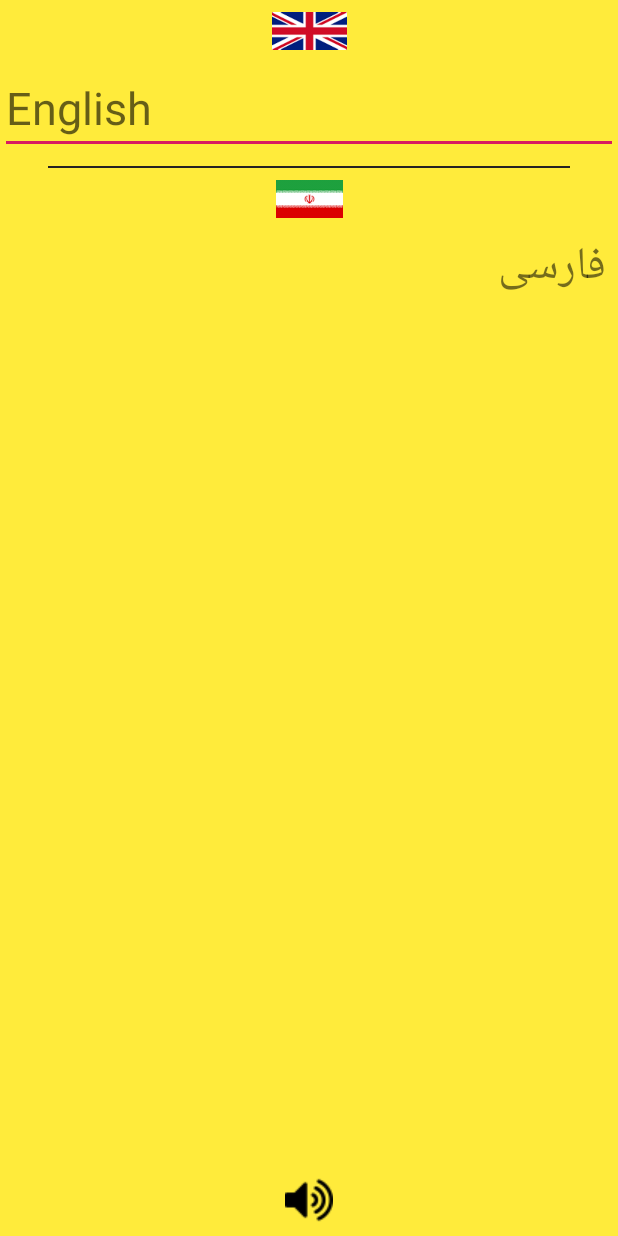
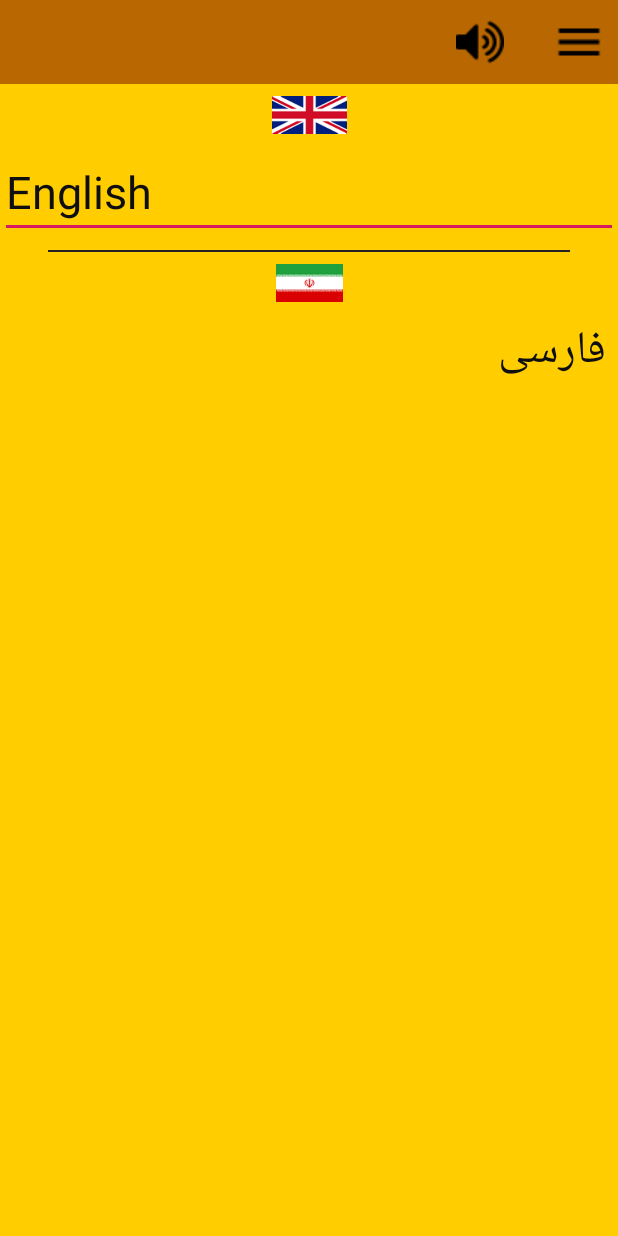
Before and after one commit to javadi92/DictionaryPlus, an Android app: the layout activity_main.xml on its own in the app's theme, with its tools: preview values and no code run, on a phone screen of 412 x 824 dp. Run offline under Robolectric (Android 15) with nearby library versions, the phone set to English and light mode, and no system bars.

Commit message:
add custom actionbar

```diff
--- a/app/src/main/java/com/javadi/dictionary/MainActivity.java
+++ b/app/src/main/java/com/javadi/dictionary/MainActivity.java
@@ -2,12 +2,18 @@ package com.javadi.dictionary;
 
 import android.support.v7.app.AppCompatActivity;
 import android.os.Bundle;
+import android.support.v7.widget.Toolbar;
 
 public class MainActivity extends AppCompatActivity {
+
+    Toolbar toolbar;
 
     @Override
     protected void onCreate(Bundle savedInstanceState) {
         super.onCreate(savedInstanceState);
         setContentView(R.layout.activity_main);
+
+        toolbar=(Toolbar)findViewById(R.id.toobar);
+        setSupportActionBar(toolbar);
     }
 }
--- a/app/src/main/res/layout/activity_main.xml
+++ b/app/src/main/res/layout/activity_main.xml
@@ -8,6 +8,56 @@
     android:background="@color/colorBackground"
     tools:context=".MainActivity">
 
+    <android.support.v7.widget.Toolbar
+        android:id="@+id/toobar"
+        android:layout_width="0dp"
+        android:layout_height="56dp"
+        android:background="@color/colorPrimary"
+        app:layout_constraintBottom_toBottomOf="parent"
+        app:layout_constraintEnd_toEndOf="parent"
+        app:layout_constraintStart_toStartOf="parent"
+        app:layout_constraintTop_toTopOf="parent"
+        app:layout_constraintVertical_bias="0.0">
+
+        <android.support.constraint.ConstraintLayout
+            android:layout_width="match_parent"
+            android:layout_height="match_parent">
+
+            <ImageView
+                android:id="@+id/imageView7"
+                android:layout_width="wrap_content"
+                android:layout_height="wrap_content"
+                android:layout_marginStart="8dp"
+                android:layout_marginTop="8dp"
+                android:layout_marginEnd="32dp"
+                android:layout_marginBottom="8dp"
+                android:src="@drawable/volume"
+                app:layout_constraintBottom_toBottomOf="parent"
+                app:layout_constraintEnd_toStartOf="@+id/imageView6"
+                app:layout_constraintHorizontal_bias="1.0"
+                app:layout_constraintStart_toStartOf="parent"
+                app:layout_constraintTop_toTopOf="parent" />
+
+            <ImageView
+                android:id="@+id/imageView6"
+                android:layout_width="wrap_content"
+                android:layout_height="wrap_content"
+                android:layout_marginStart="8dp"
+                android:layout_marginTop="8dp"
+                android:layout_marginEnd="8dp"
+                android:layout_marginBottom="8dp"
+                app:layout_constraintBottom_toBottomOf="parent"
+                app:layout_constraintEnd_toEndOf="parent"
+                app:layout_constraintHorizontal_bias="1.0"
+                app:layout_constraintStart_toStartOf="parent"
+                app:layout_constraintTop_toTopOf="parent"
+                app:srcCompat="@drawable/menu" />
+
+        </android.support.constraint.ConstraintLayout>
+    </android.support.v7.widget.Toolbar>
+
+
+
     <AutoCompleteTextView
         android:id="@+id/autoCompleteTextView"
         android:layout_width="0dp"
@@ -16,6 +66,8 @@
         android:layout_marginBottom="8dp"
         android:hint="@string/AutocompleteHint"
         android:textSize="@dimen/AutocompleteTextSize"
+        android:textColor="@color/TextColor"
+        android:textColorHint="@color/TextColor"
         app:layout_constraintBottom_toBottomOf="parent"
         app:layout_constraintEnd_toEndOf="parent"
         app:layout_constraintStart_toStartOf="parent"
@@ -31,7 +83,7 @@
         app:layout_constraintBottom_toBottomOf="parent"
         app:layout_constraintEnd_toEndOf="parent"
         app:layout_constraintStart_toStartOf="parent"
-        app:layout_constraintTop_toTopOf="parent"
+        app:layout_constraintTop_toBottomOf="@+id/toobar"
         app:layout_constraintVertical_bias="0.0"
         app:srcCompat="@drawable/england" />
 
@@ -69,17 +121,17 @@
     <ScrollView
         android:id="@+id/scrollView2"
         android:layout_width="0dp"
-        android:layout_height="0dp"
+        android:layout_height="wrap_content"
         android:layout_marginStart="8dp"
         android:layout_marginTop="8dp"
         android:layout_marginEnd="8dp"
         android:layout_marginBottom="8dp"
-        app:layout_constraintBottom_toTopOf="@+id/imageView3"
+        app:layout_constraintBottom_toBottomOf="parent"
         app:layout_constraintEnd_toEndOf="parent"
         app:layout_constraintHorizontal_bias="0.0"
         app:layout_constraintStart_toStartOf="parent"
         app:layout_constraintTop_toBottomOf="@+id/imageView2"
-        app:layout_constraintVertical_bias="1.0">
+        app:layout_constraintVertical_bias="0.0">
 
         <LinearLayout
             android:layout_width="match_parent"
@@ -90,23 +142,9 @@
                 android:layout_width="match_parent"
                 android:layout_height="match_parent"
                 android:text="@string/PersianTextView"
+                android:textColor="@color/TextColor"
                 android:textSize="@dimen/PersianTextview" />
         </LinearLayout>
     </ScrollView>
 
-    <ImageView
-        android:id="@+id/imageView3"
-        android:layout_width="wrap_content"
-        android:layout_height="wrap_content"
-        android:layout_marginStart="8dp"
-        android:layout_marginTop="8dp"
-        android:layout_marginEnd="8dp"
-        android:layout_marginBottom="8dp"
-        app:layout_constraintBottom_toBottomOf="parent"
-        app:layout_constraintEnd_toEndOf="parent"
-        app:layout_constraintStart_toStartOf="parent"
-        app:layout_constraintTop_toTopOf="parent"
-        app:layout_constraintVertical_bias="1.0"
-        app:srcCompat="@drawable/volume" />
-
 </android.support.constraint.ConstraintLayout>
--- a/app/src/main/res/values/colors.xml
+++ b/app/src/main/res/values/colors.xml
@@ -1,7 +1,8 @@
 <?xml version="1.0" encoding="utf-8"?>
 <resources>
-    <color name="colorPrimary">#008577</color>
+    <color name="colorPrimary">#B96700</color>
     <color name="colorPrimaryDark">#00574B</color>
-    <color name="colorAccent">#D81B60</color>
-    <color name="colorBackground">#FFEB3B</color>
+    <color name="TextColor">#0F0F0F</color>
+    <color name="colorAccent">#D81B60</color>ة
+    <color name="colorBackground">#FFCD00</color>
 </resources>
--- a/app/src/main/res/values/styles.xml
+++ b/app/src/main/res/values/styles.xml
@@ -1,7 +1,7 @@
 <resources>
 
     <!-- Base application theme. -->
-    <style name="AppTheme" parent="Theme.AppCompat.Light.DarkActionBar">
+    <style name="AppTheme" parent="Theme.AppCompat.Light.NoActionBar">
         <!-- Customize your theme here. -->
         <item name="colorPrimary">@color/colorPrimary</item>
         <item name="colorPrimaryDark">@color/colorPrimaryDark</item>
```
Also changed, not shown: app/src/main/res/layout/custom_toolbar.xml (added, +50 -0 lines), app/src/main/res/drawable/menu.png (added).
